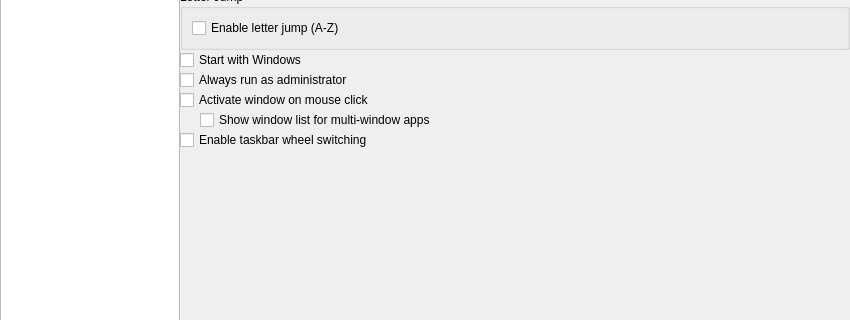
Old version of the form ui/SettingsDialog.ui in the repository Hendrix4858/AltTaber; both pictures show x 0 to 850 and y 96 to 416 of the 850 by 550 pixel window.
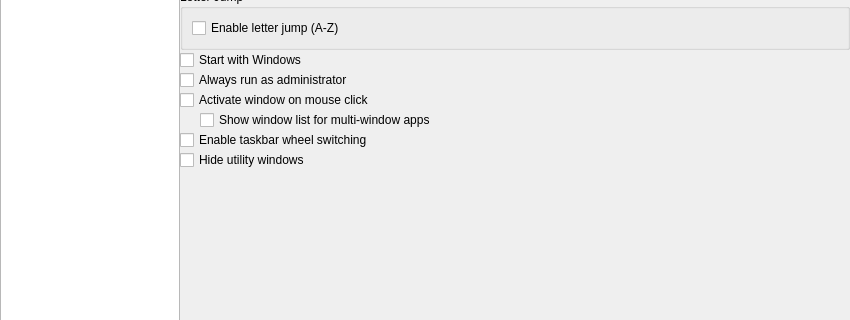
New version of the form. The open tabs and pages were chosen to show the change.

Commit message: feat: add functionality to hide utility windows and update settings dialog fixed

```diff
--- a/ui/SettingsDialog.ui
+++ b/ui/SettingsDialog.ui
@@ -208,6 +208,13 @@
              </property>
             </widget>
            </item>
+            <item>
+             <widget class="QCheckBox" name="hideUtilityWindowsCheck">
+              <property name="text">
+               <string>Hide utility windows</string>
+              </property>
+             </widget>
+            </item>
          <item>
           <spacer name="generalSpacer">
            <property name="orientation">
```
Lines whose indentation alone changed are shown as unchanged. The commit also changes 6 other files.
